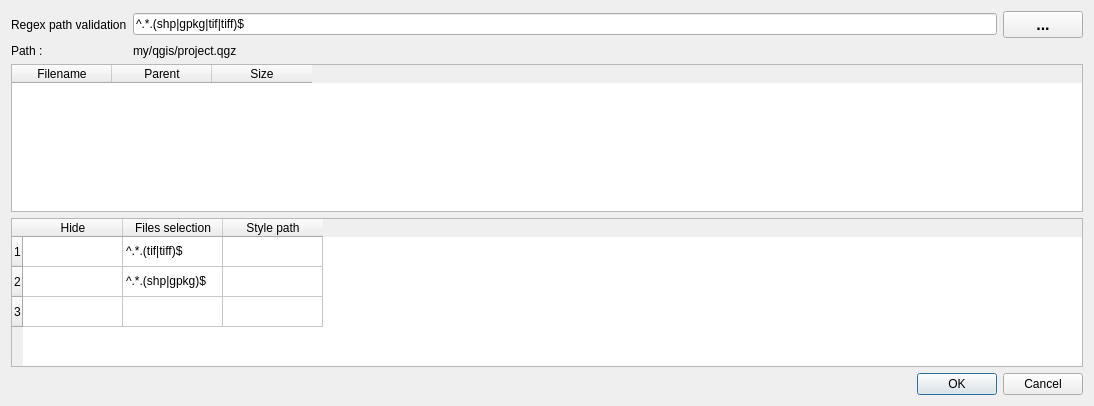
Old version of the form recLayerAdd_dialog_base.ui in the repository vincentBenet/recLayerAdd-QGIS-plugin.
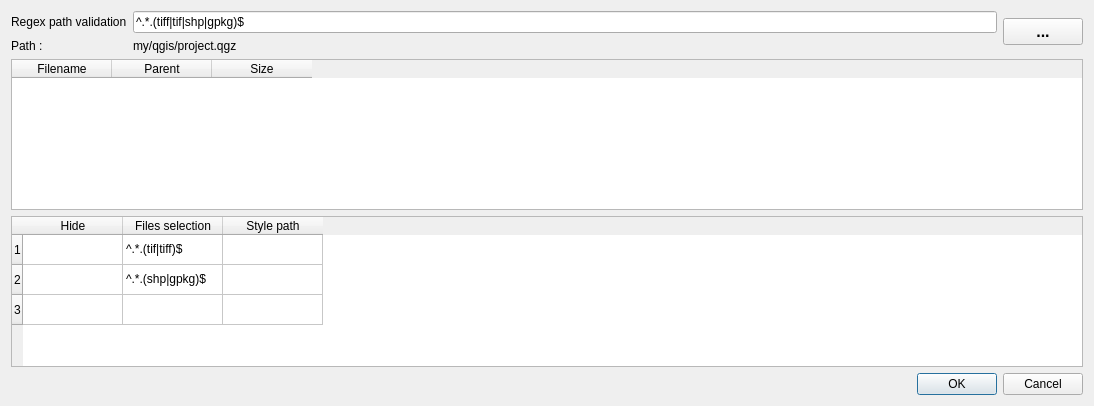
New version of the form.

The edit to the form file:
```diff
--- a/recLayerAdd_dialog_base.ui
+++ b/recLayerAdd_dialog_base.ui
@@ -51,24 +51,6 @@
      </column>
     </widget>
    </item>
-   <item row="0" column="4">
-    <widget class="QPushButton" name="pushButton_browse">
-     <property name="font">
-      <font>
-       <pointsize>12</pointsize>
-       <weight>75</weight>
-       <italic>false</italic>
-       <bold>true</bold>
-       <underline>false</underline>
-       <strikeout>false</strikeout>
-       <kerning>true</kerning>
-      </font>
-     </property>
-     <property name="text">
-      <string>...</string>
-     </property>
-    </widget>
-   </item>
    <item row="0" column="2">
     <widget class="QLabel" name="label_regex">
      <property name="text">
@@ -89,7 +71,7 @@
    <item row="0" column="3">
     <widget class="QLineEdit" name="lineEdit_regex">
      <property name="text">
-      <string>^.*.(shp|gpkg|tif|tiff)$</string>
+      <string>^.*.(tiff|tif|shp|gpkg)$</string>
      </property>
     </widget>
    </item>
@@ -144,13 +126,31 @@
      </property>
     </widget>
    </item>
-   <item row="1" column="3" colspan="2">
+   <item row="1" column="3">
     <widget class="QLabel" name="label_path_browsed">
      <property name="text">
       <string>my/qgis/project.qgz</string>
      </property>
     </widget>
    </item>
+   <item row="0" column="4" rowspan="2">
+    <widget class="QPushButton" name="pushButton_browse">
+     <property name="font">
+      <font>
+       <pointsize>12</pointsize>
+       <weight>75</weight>
+       <italic>false</italic>
+       <bold>true</bold>
+       <underline>false</underline>
+       <strikeout>false</strikeout>
+       <kerning>true</kerning>
+      </font>
+     </property>
+     <property name="text">
+      <string>...</string>
+     </property>
+    </widget>
+   </item>
   </layout>
  </widget>
  <resources/>
```
